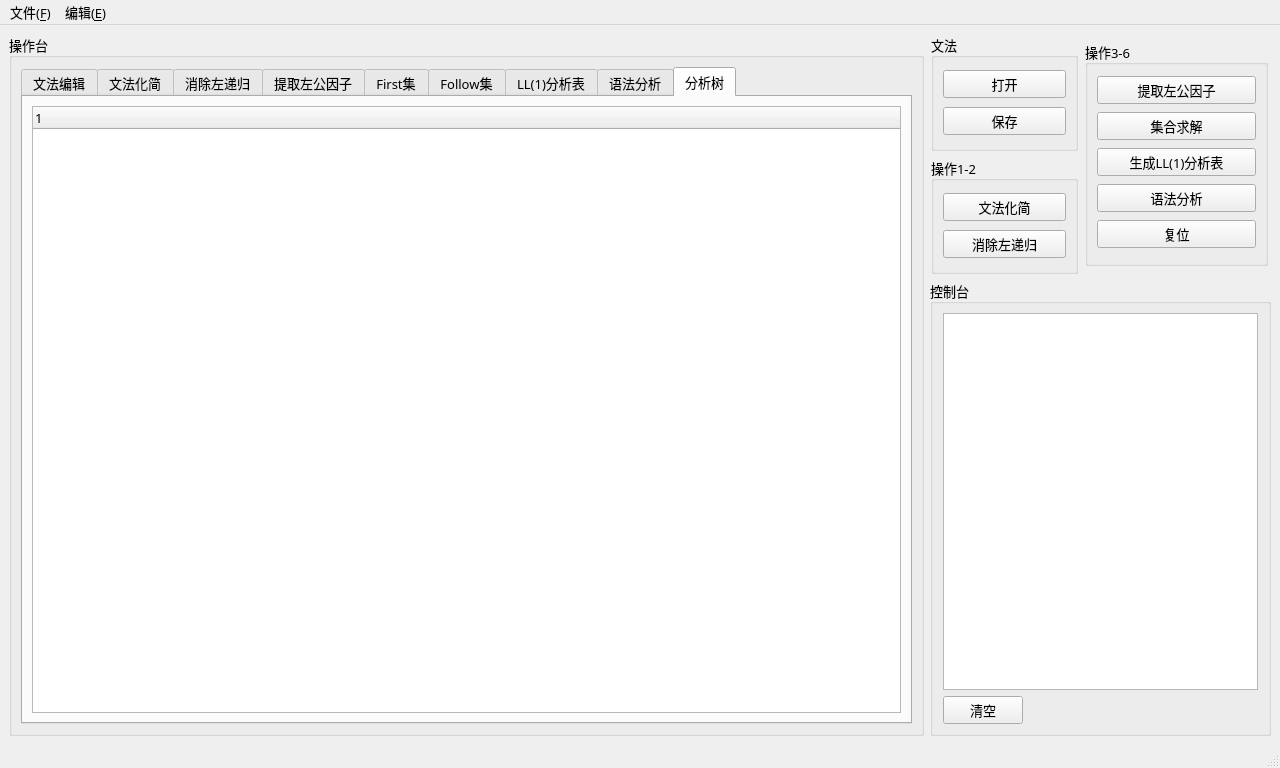
First picture: the form in BNFProcessor/mainwindow.ui, repository Lyuyk/Compile-Principle-Course-Labs, before the edit.
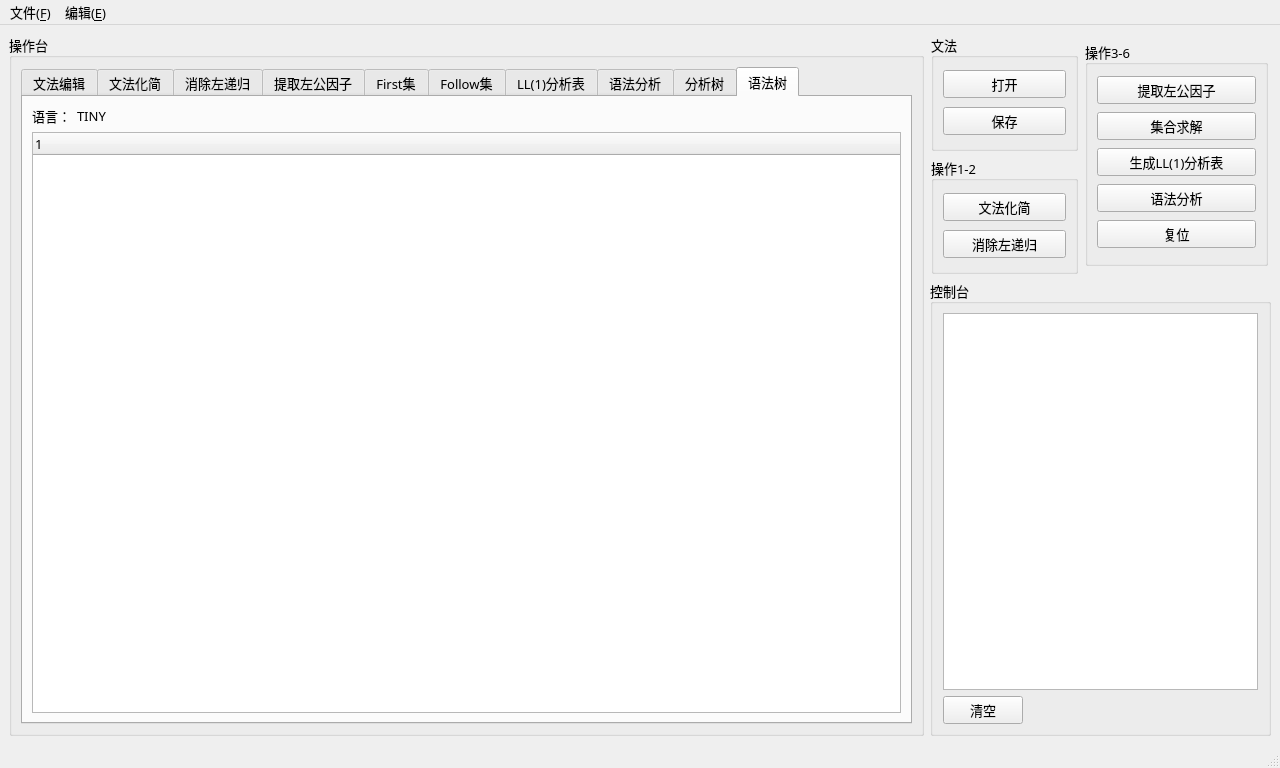
Second picture: the form after the edit.

Commit message: 添加语法树生成界面

What changed in the file:
```diff
--- a/BNFProcessor/mainwindow.ui
+++ b/BNFProcessor/mainwindow.ui
@@ -38,7 +38,7 @@
          <item>
           <widget class="QTabWidget" name="tabWidget">
            <property name="currentIndex">
-            <number>8</number>
+            <number>9</number>
            </property>
            <widget class="QWidget" name="tab_edit">
             <attribute name="title">
@@ -340,10 +340,60 @@
                  <pointsize>10</pointsize>
                 </font>
                </property>
+               <column>
+                <property name="text">
+                 <string notr="true">1</string>
+                </property>
+               </column>
               </widget>
              </item>
             </layout>
            </widget>
+           <widget class="QWidget" name="tab_4">
+            <attribute name="title">
+             <string>语法树</string>
+            </attribute>
+            <layout class="QHBoxLayout" name="horizontalLayout_21">
+             <item>
+              <layout class="QVBoxLayout" name="verticalLayout_9">
+               <item>
+                <layout class="QHBoxLayout" name="horizontalLayout_20">
+                 <item>
+                  <widget class="QLabel" name="label_3">
+                   <property name="text">
+                    <string>语言：</string>
+                   </property>
+                  </widget>
+                 </item>
+                 <item>
+                  <widget class="QLabel" name="label_4">
+                   <property name="text">
+                    <string>TINY</string>
+                   </property>
+                  </widget>
+                 </item>
+                 <item>
+                  <spacer name="horizontalSpacer_2">
+                   <property name="orientation">
+                    <enum>Qt::Horizontal</enum>
+                   </property>
+                   <property name="sizeHint" stdset="0">
+                    <size>
+                     <width>40</width>
+                     <height>20</height>
+                    </size>
+                   </property>
+                  </spacer>
+                 </item>
+                </layout>
+               </item>
+               <item>
+                <widget class="QTreeWidget" name="treeWidget"/>
+               </item>
+              </layout>
+             </item>
+            </layout>
+           </widget>
           </widget>
          </item>
         </layout>
```
The commit also changes 2 other files.
